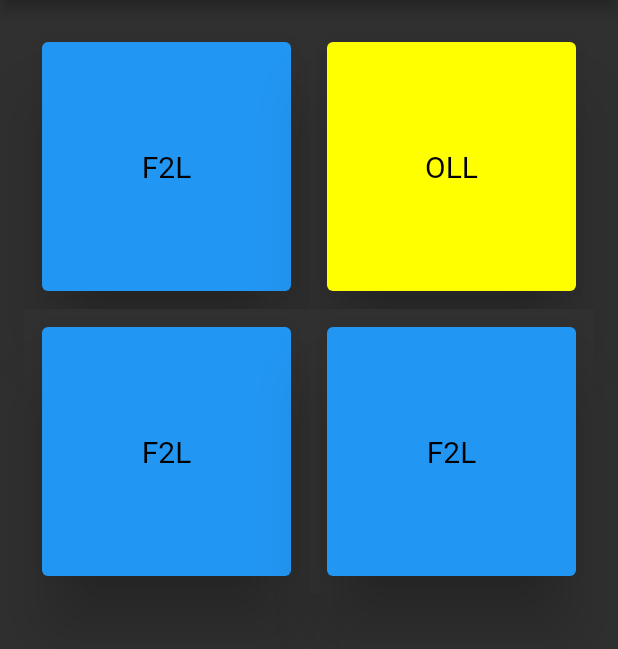
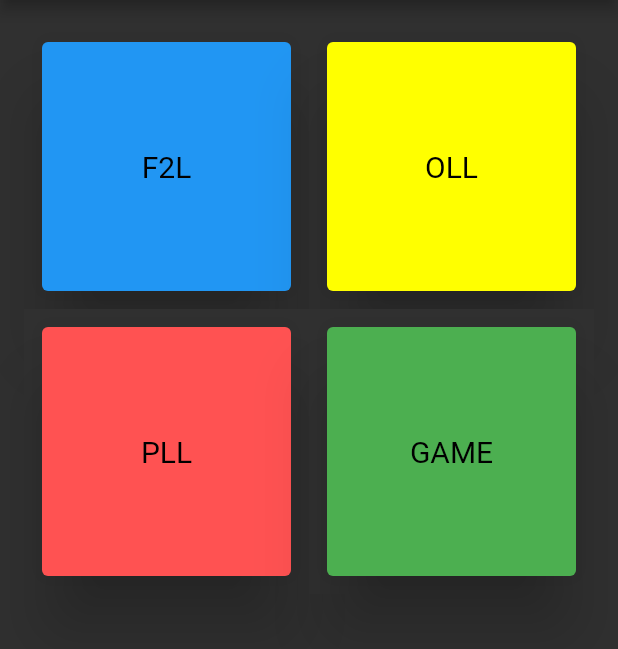
Before and after one commit to balvinderz/CubeX, a Flutter app: the screen it shows after launch, on a phone screen of 412 x 824 dp, the part 84-733 px from its top. Run offline on Flutter 3.47's test engine with Material 2 defaults, Android fonts, the phone set to English and light mode, and no system bars.

```diff
--- a/lib/src/app.dart
+++ b/lib/src/app.dart
@@ -20,8 +20,8 @@ class App extends StatelessWidget
           children: <Widget>[
             f2lCard(),
             OllCard(),
-            f2lCard(),
-            f2lCard()
+            PllCard(),
+            Game()
           ],),
         )
 
--- a/lib/widgets/custom_card.dart
+++ b/lib/widgets/custom_card.dart
@@ -1,3 +1,4 @@
+import 'package:cube_alarm/src/screens/game_screen.dart';
 import 'package:flutter/material.dart';
 class f2lCard extends StatelessWidget
 {
@@ -66,6 +67,60 @@ class PllCard extends StatelessWidget
   @override
   Widget build(BuildContext context) {
     // TODO: implement build
-    return null;
+    return Material(
+
+      child: InkWell(
+        onTap: (){
+
+        },
+
+        splashColor: Colors.red,
+        child: Container(
+          padding : EdgeInsets.all(8.0),
+          child: Card(
+            color: Colors.redAccent,
+            elevation: 20.0,
+            child: Center(
+              child: Text('PLL',style: TextStyle(
+                  fontSize: 20,
+                  color: Colors.black
+              ),),
+            ),
+          ),
+        ),
+      ),
+    );
   }
 }
+class Game extends StatelessWidget
+{
+  @override
+  Widget build(BuildContext context) {
+    // TODO: implement build
+    return Material(
+
+      child: InkWell(
+        onTap: (){
+          Navigator.push(context, MaterialPageRoute(builder: (context){
+          return   GameScreen();
+          }));
+        },
+
+        splashColor: Colors.green,
+        child: Container(
+          padding : EdgeInsets.all(8.0),
+          child: Card(
+            color: Colors.green,
+            elevation: 20.0,
+            child: Center(
+              child: Text('GAME',style: TextStyle(
+                  fontSize: 20,
+                  color: Colors.black
+              ),),
+            ),
+          ),
+        ),
+      ),
+    );
+  }
+}
```
Also changed, not shown: lib/src/screens/game_screen.dart (added, +25 -0 lines).
